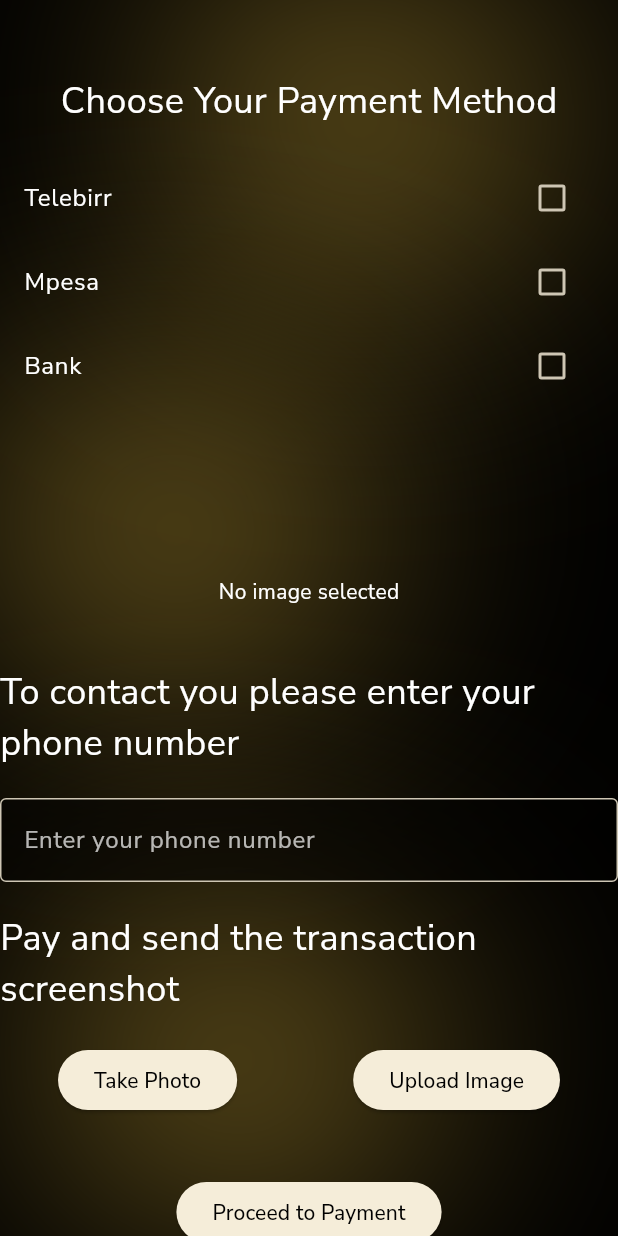
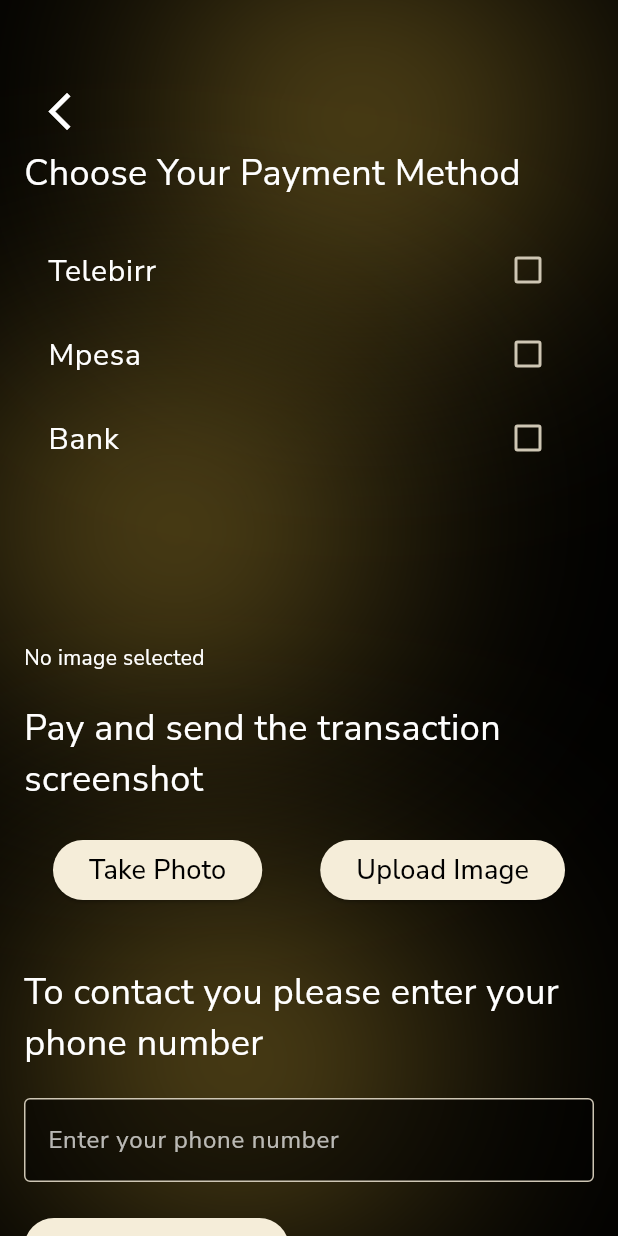
Before and after one commit to NehemiahAklil/everlink_lottery_app, a Flutter app: the Payment screen opened by its route, on a phone screen of 412 x 824 dp. Run offline on Flutter 3.47's test engine with Material 3 defaults, Android fonts, the light colour scheme and no system bars; our stand-ins replace cloud_firestore, dartz, firebase_auth, firebase_core, firebase_storage, flutter_riverpod and 12 more; accounts and stored records are empty; generated files the repository leaves out were written again.

Commit message:
Modified payment page

```diff
--- a/lib/config/router/routes.dart
+++ b/lib/config/router/routes.dart
@@ -61,6 +61,7 @@
         path: '/payment',
     builder: (context, state)=>Payment()),
 
+
     GoRoute(
       path: '/ticketnum',
       builder: (context, state) => Ticketnumber(),
--- a/lib/data/remote_repository/firebase_auth_repository.dart
+++ b/lib/data/remote_repository/firebase_auth_repository.dart
@@ -1,7 +1,6 @@
 import 'package:dartz/dartz.dart';
 import 'package:everlink_lottery_app/locator.dart';
 import 'package:firebase_auth/firebase_auth.dart';
-import 'package:flutter_riverpod/flutter_riverpod.dart';
 import 'package:google_sign_in/google_sign_in.dart';
 
 class FirebaseAuthRepository {
--- a/lib/presentation/pages/auth/sign_up.dart
+++ b/lib/presentation/pages/auth/sign_up.dart
@@ -1,11 +1,9 @@
 import 'package:everlink_lottery_app/application/authentication_provider.dart';
-import 'package:everlink_lottery_app/config/router/routes.dart';
 import 'package:everlink_lottery_app/presentation/pages/auth/widgets/auth_top_bar.dart';
 import 'package:everlink_lottery_app/presentation/providers/auth_field_controller_provider.dart';
 import 'package:everlink_lottery_app/presentation/widgets/background.dart';
 import 'package:everlink_lottery_app/presentation/widgets/blurred_text_field.dart';
 import 'package:flutter/material.dart';
-import 'package:everlink_lottery_app/presentation/pages/auth/login.dart';
 import 'package:flutter_gen/gen_l10n/app_localizations.dart';
 import 'package:flutter_riverpod/flutter_riverpod.dart';
 import 'package:flutter_svg/flutter_svg.dart';
--- a/lib/presentation/pages/drawerpage.dart
+++ b/lib/presentation/pages/drawerpage.dart
@@ -31,7 +31,9 @@
       width: 350,
       child: Drawer(
         backgroundColor: const Color(0xFF9D926E),
-        child: Container(
+    child: SingleChildScrollView(
+
+    child: Container(
           width: MediaQuery.of(context).size.width,
           height: MediaQuery.of(context).size.height,
           decoration: const BoxDecoration(
@@ -141,6 +143,7 @@
           ),
         ),
       ),
+      ),
     );
   }
 }
--- a/lib/presentation/pages/onboarding/middle_page.dart
+++ b/lib/presentation/pages/onboarding/middle_page.dart
@@ -1,4 +1,3 @@
-import 'package:everlink_lottery_app/presentation/pages/onboarding/end_page.dart';
 import 'package:everlink_lottery_app/presentation/pages/onboarding/widgets/onboarding_app_bar.dart';
 import 'package:everlink_lottery_app/presentation/widgets/logo.dart';
 import 'package:everlink_lottery_app/presentation/widgets/pulsing_horizontal_dot_menu.dart';
--- a/lib/presentation/pages/onboarding/start_page.dart
+++ b/lib/presentation/pages/onboarding/start_page.dart
@@ -1,4 +1,3 @@
-import 'package:everlink_lottery_app/presentation/pages/onboarding/middle_page.dart';
 import 'package:everlink_lottery_app/presentation/widgets/background.dart';
 import 'package:everlink_lottery_app/presentation/widgets/language_modal_bottom_sheet.dart';
 import 'package:everlink_lottery_app/presentation/widgets/logo.dart';
--- a/lib/presentation/pages/payment.dart
+++ b/lib/presentation/pages/payment.dart
@@ -1,11 +1,10 @@
-import 'package:everlink_lottery_app/presentation/pages/bottomnav.dart';
-import 'package:everlink_lottery_app/presentation/pages/drawerpage.dart';
+import 'package:flutter/material.dart';
 import 'package:everlink_lottery_app/presentation/widgets/background.dart';
-import 'package:flutter/material.dart';
-import 'package:go_router/go_router.dart';
 import 'package:image_picker/image_picker.dart';
 import 'dart:io';
 import 'package:firebase_storage/firebase_storage.dart';
+import 'package:cloud_firestore/cloud_firestore.dart';
+import 'package:go_router/go_router.dart';
 
 class Payment extends StatefulWidget {
   const Payment({super.key});
@@ -21,26 +20,108 @@
   bool isBankSelected = false;
   String _phoneNumber = '';
   String _bankAccountDetails = '';
+  String _selectedLottery = '';
   File? _image;
   final ImagePicker _picker = ImagePicker();
   final FirebaseStorage _storage = FirebaseStorage.instance;
+  final FirebaseFirestore _firestore = FirebaseFirestore.instance;
+  late CollectionReference _paymentsCollection;
+  String selectedLotteryNumber = '';
+
+  @override
+  void initState() {
+    super.initState();
+    _paymentsCollection = _firestore.collection('payments');
+  }
+
+  @override
+  void didChangeDependencies() {
+    super.didChangeDependencies();
+    final arguments = ModalRoute.of(context)?.settings.arguments as Map?;
+    selectedLotteryNumber = arguments?['selectedLotteryNumber'] ?? '';
+  }
+
+  Future<void> _uploadData(String selectedLotteryNumber) async {
+    if (_image == null || !_image!.existsSync()) {
+      _showSnackBar('No image selected for upload');
+      return;
+    }
+
+    String? imageUrl = await _uploadImageToFirebaseStorage();
+
+    if (imageUrl != null) {
+      try {
+        await _paymentsCollection.add({
+          'phoneNumber': _phoneNumber,
+          'imageUrl': imageUrl,
+          'paymentMethod': isTelebirrSelected
+              ? 'Telebirr'
+              : isMpesaSelected
+              ? 'Mpesa'
+              : 'Bank',
+          'selectedLottery': selectedLotteryNumber
+        });
+        _showSnackBar('Data uploaded successfully!');
+      } catch (e) {
+        print('Error uploading data to Firestore: $e');
+        _showSnackBar('Error uploading data to Firestore: $e');
+      }
+    }
+  }
+
+  Future<String?> _uploadImageToFirebaseStorage() async {
+    try {
+      final ref = _storage.ref().child('images/${DateTime.now().millisecondsSinceEpoch}.jpg');
+      await ref.putFile(_image!);
+      final downloadUrl = await ref.getDownloadURL();
+      _showSnackBar('Image uploaded to Firebase Storage: $downloadUrl');
+      return downloadUrl;
+    } catch (e) {
+      print('Error uploading image: $e');
+      _showSnackBar('Error uploading image: $e');
+      return null;
+    }
+  }
+
+  void _showSnackBar(String message) {
+    ScaffoldMessenger.of(context).showSnackBar(
+      SnackBar(content: Text(message)),
+    );
+  }
 
   @override
   Widget build(BuildContext context) {
+    final screenWidth = MediaQuery.of(context).size.width;
     return Scaffold(
         key: _scaffoldKey,
         body: CustomBackground(
+        child: SingleChildScrollView(
         child: Container(
         margin: const EdgeInsets.only(top: 50),
+    padding: const EdgeInsets.symmetric(horizontal: 16.0),
     child: Column(
+    crossAxisAlignment: CrossAxisAlignment.start,
     children: [
-              const Text(
-                'Choose Your Payment Method', // Informational text
-                style: TextStyle(color: Colors.white, fontSize: 24),
+    IconButton(
+    onPressed: () {
+    context.go('/ticketnum');
+    },
+    icon: const Icon(Icons.arrow_back_ios_sharp, color: Colors.white),
+    iconSize: 30,
+    ),
+    Text(
+    'Choose Your Payment Method',
+    style: TextStyle(
+    color: Colors.white,
+    fontSize: screenWidth < 400 ? 18 : 24,
+    ),
     ),
     const SizedBox(height: 20),
     CheckboxListTile(
-                title: const Text('Telebirr', style: TextStyle(color: Colors.white)),
+    title: Text(
+    'Telebirr',
+    style: TextStyle(color: Colors.white, fontSize: screenWidth < 400 ? 16 : 20),
+    ),
     value: isTelebirrSelected,
     onChanged: (value) {
     setState(() {
@@ -55,7 +136,10 @@
     },
     ),
     CheckboxListTile(
-                title: const Text('Mpesa', style: TextStyle(color: Colors.white)),
+    title: Text(
+    'Mpesa',
+    style: TextStyle(color: Colors.white, fontSize: screenWidth < 400 ? 16 : 20),
+    ),
     value: isMpesaSelected,
     onChanged: (value) {
     setState(() {
@@ -70,16 +154,22 @@
     },
     ),
     CheckboxListTile(
-                title: const Text('Bank', style: TextStyle(color: Colors.white)),
+    title: Text(
+    'Bank',
+    style: TextStyle(color: Colors.white, fontSize: screenWidth < 400 ? 16 : 20),
+    ),
     value: isBankSelected,
     onChanged: (value) {
     setState(() {
     isBankSelected = value!;
-                    _bankAccountDetails = isBankSelected ? 'Commercial Bank: 1000427446439\nAbissinia Bank: 10233445' : '';
+    _bankAccountDetails = isBankSelected
+    ? 'Commercial Bank: 1000427446439\nAbissinia Bank: 10233445'
+        : '';
     if (isBankSelected) {
     isTelebirrSelected = false;
     isMpesaSelected = false;
     _phoneNumber = '';
+
     }
     });
     },
@@ -87,20 +177,55 @@
     const SizedBox(height: 20),
     Text(
     _phoneNumber.isNotEmpty ? 'Phone Number: $_phoneNumber' : '',
-                style: const TextStyle(color: Colors.white, fontSize: 25),
+    style: TextStyle(color: Colors.white, fontSize: screenWidth < 400 ? 18 : 24),
     ),
     Text(
     _bankAccountDetails.isNotEmpty ? 'Bank Account Details: $_bankAccountDetails' : '',
-                style: const TextStyle(color: Colors.white, fontSize: 25),
+    style: TextStyle(color: Colors.white, fontSize: screenWidth < 400 ? 18 : 24),
     ),
     const SizedBox(height: 20),
-              _image != null ? Image.file(_image!) : const Text('No image selected', style: TextStyle(color: Colors.white)),
+    _image != null
+    ? Image.file(_image!)
+        : const Text('No image selected', style: TextStyle(color: Colors.white)),
     const SizedBox(height: 20),
-
+    Text(
+    'Pay and send the transaction screenshot',
+    style: TextStyle(color: Colors.white, fontSize: screenWidth < 400 ? 18 : 24),
+    ),
     const SizedBox(height: 20),
-              const Text(
-                'To contact you please enter your phone number', // Informational text
-                style: TextStyle(color: Colors.white, fontSize: 24),
+    Row(
+    mainAxisAlignment: MainAxisAlignment.spaceAround,
+    children: [
+    ElevatedButton(
+    onPressed: () async {
+    final pickedFile = await _picker.pickImage(source: ImageSource.camera);
+    setState(() {
+    _image = pickedFile != null ? File(pickedFile.path) : null;
+    });
+    },
+    child: Text(
+    'Take Photo',
+    style: TextStyle(color: Colors.black, fontSize: screenWidth < 400 ? 14 : 18),
+    ),
+    ),
+                ElevatedButton(
+                  onPressed: () async {
+                    final pickedFile = await _picker.pickImage(source: ImageSource.gallery);
+                    setState(() {
+                      _image = pickedFile != null ? File(pickedFile.path) : null;
+                    });
+                  },
+                  child: Text(
+                    'Upload Image',
+                    style: TextStyle(color: Colors.black, fontSize: screenWidth < 400 ? 14 : 18),
+                  ),
+                ),
+              ],
+            ),
+            const SizedBox(height: 40),
+            Text(
+              'To contact you please enter your phone number',
+              style: TextStyle(color: Colors.white, fontSize: screenWidth < 400 ? 18 : 24),
             ),
             const SizedBox(height: 20),
             TextField(
@@ -119,91 +244,22 @@
               },
             ),
             const SizedBox(height: 20),
-              const Text(
-                'Pay and send the transaction screenshot', // Informational text
-                style: TextStyle(color: Colors.white, fontSize: 24),
-              ),
-              const SizedBox(height: 20),
-              Row(
-                mainAxisAlignment: MainAxisAlignment.spaceAround,
-                children: [
-                  ElevatedButton(
-                    onPressed: () async {
-                      final pickedFile = await _picker.pickImage(source: ImageSource.camera);
-                      setState(() {
-                        if (pickedFile != null) {
-                          _image = File(pickedFile.path);
-                        } else {
-                          _image = null;
-                        }
-                      });
-                    },
-                    child: const Text('Take Photo', style: TextStyle(color: Colors.black)),
-                  ),
-                  ElevatedButton(
-                    onPressed: () async {
-                      final pickedFile = await _picker.pickImage(source: ImageSource.gallery);
-                      setState(() {
-                        if (pickedFile != null) {
-                          _image = File(pickedFile.path);
-                        } else {
-                          _image = null;
-                        }
-                      });
-                    },
-                    child: const Text('Upload Image', style: TextStyle(color: Colors.black)),
-                  ),
-                ],
-              ),
-              const SizedBox(height: 40),
             ElevatedButton(
               onPressed: () {
                 if (isTelebirrSelected || isMpesaSelected || isBankSelected) {
-                    print('Selected payment methods:');
-                    if (isTelebirrSelected) {
-                      print('Telebirr selected with Phone Number: $_phoneNumber');
-                    }
-                    if (isMpesaSelected) {
-                      print('Mpesa selected with Phone Number: $_phoneNumber');
-                    }
-                    if (isBankSelected) {
-                      print('Bank selected with Account Details: $_bankAccountDetails');
-                    }
-                    if (_image != null) {
-                      _uploadImageToFirebaseStorage();
-                    }
+                  _uploadData(selectedLotteryNumber);
                 } else {
-                    print('Please select at least one payment method');
+                  _showSnackBar('Please select at least one payment method');
                 }
               },
               child: const Text('Proceed to Payment', style: TextStyle(color: Colors.black)),
             ),
             const SizedBox(height: 40),
-              ElevatedButton(
-                onPressed: () {
-                  context.go('/ticketpage'); // Go back to the previous page
-                },
-                child: const Text('Back to Home', style: TextStyle(color: Colors.black)),
-              ),
+
           ],
         ),
       ),
     ),
+  ),
 );
-  }
-
-  Future<void> _uploadImageToFirebaseStorage() async {
-    if (_image != null) {
-      try {
-        final ref = _storage.ref().child('images/${DateTime.now().millisecondsSinceEpoch}.jpg');
-        await ref.putFile(_image!);
-        final downloadUrl = await ref.getDownloadURL();
-        print('Image uploaded to Firebase Storage: $downloadUrl');
-      } catch (e) {
-        print('Error uploading image: $e');
-      }
-    } else {
-      print('No image selected for upload');
-    }
-  }
-}
+} }
--- a/lib/presentation/pages/shared/bottom_navigation.dart
+++ b/lib/presentation/pages/shared/bottom_navigation.dart
@@ -2,7 +2,6 @@
 import 'package:flutter_riverpod/flutter_riverpod.dart';
 import 'package:go_router/go_router.dart';
 import 'package:solar_icons/solar_icons.dart';
-import 'package:flutter_gen/gen_l10n/app_localizations.dart';
 
 class BottomNavBar extends ConsumerStatefulWidget {
   const BottomNavBar({super.key});
--- a/lib/presentation/pages/shared/bottom_navigation_bar_scaffold.dart
+++ b/lib/presentation/pages/shared/bottom_navigation_bar_scaffold.dart
@@ -1,11 +1,9 @@
 import 'package:everlink_lottery_app/presentation/pages/bottomnav.dart';
 import 'package:everlink_lottery_app/presentation/pages/drawerpage.dart';
-import 'package:everlink_lottery_app/presentation/pages/shared/bottom_navigation.dart';
 import 'package:everlink_lottery_app/presentation/widgets/background.dart';
 import 'package:flutter/material.dart';
 import 'package:flutter_riverpod/flutter_riverpod.dart';
 import 'package:go_router/go_router.dart';
-import 'package:solar_icons/solar_icons.dart';
 
 class BottomNavigationBarScaffold extends ConsumerStatefulWidget {
   final Widget child;
--- a/lib/presentation/pages/upcoming.dart
+++ b/lib/presentation/pages/upcoming.dart
@@ -1,7 +1,6 @@
-import 'package:everlink_lottery_app/presentation/pages/aboutus.dart';
+
 import 'package:everlink_lottery_app/presentation/pages/bottomnav.dart';
 import 'package:everlink_lottery_app/presentation/pages/drawerpage.dart';
-import 'package:everlink_lottery_app/presentation/pages/ticketpage.dart';
 import 'package:everlink_lottery_app/presentation/widgets/background.dart';
 import 'package:flutter/material.dart';
 import 'package:flutter_gen/gen_l10n/app_localizations.dart';
```
Also changed, not shown: lib/presentation/pages/aboutus.dart (+0 -7 lines), lib/presentation/pages/edit_profile_page.dart (+24 -25 lines), lib/presentation/pages/ticketnum.dart (+5 -9 lines). Lines whose indentation alone changed are shown as unchanged.
